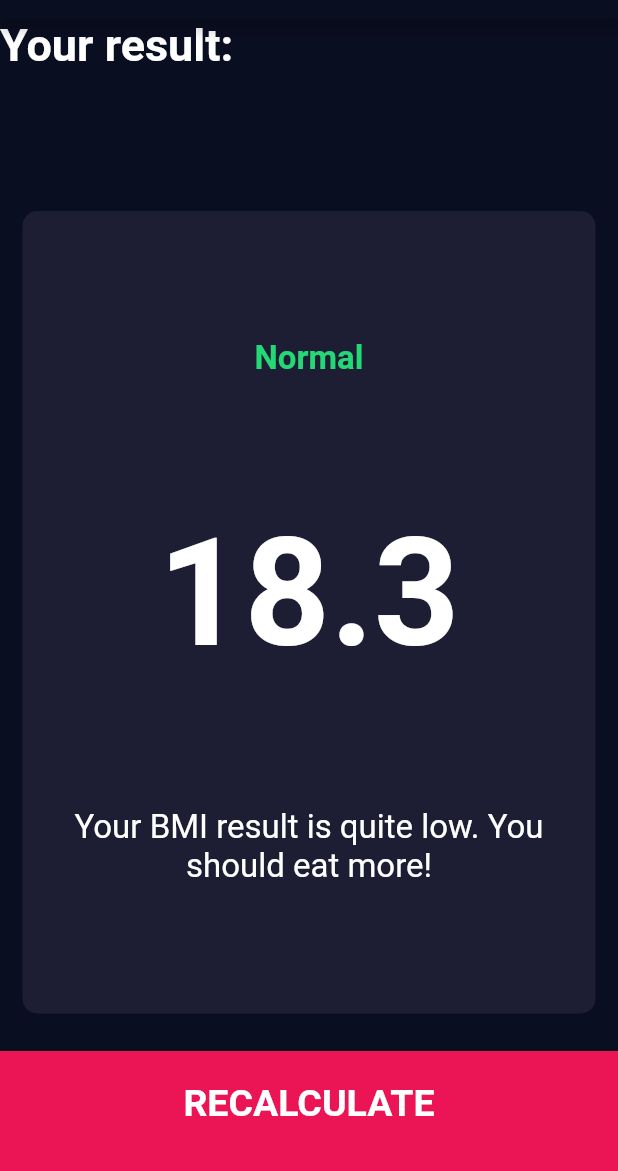
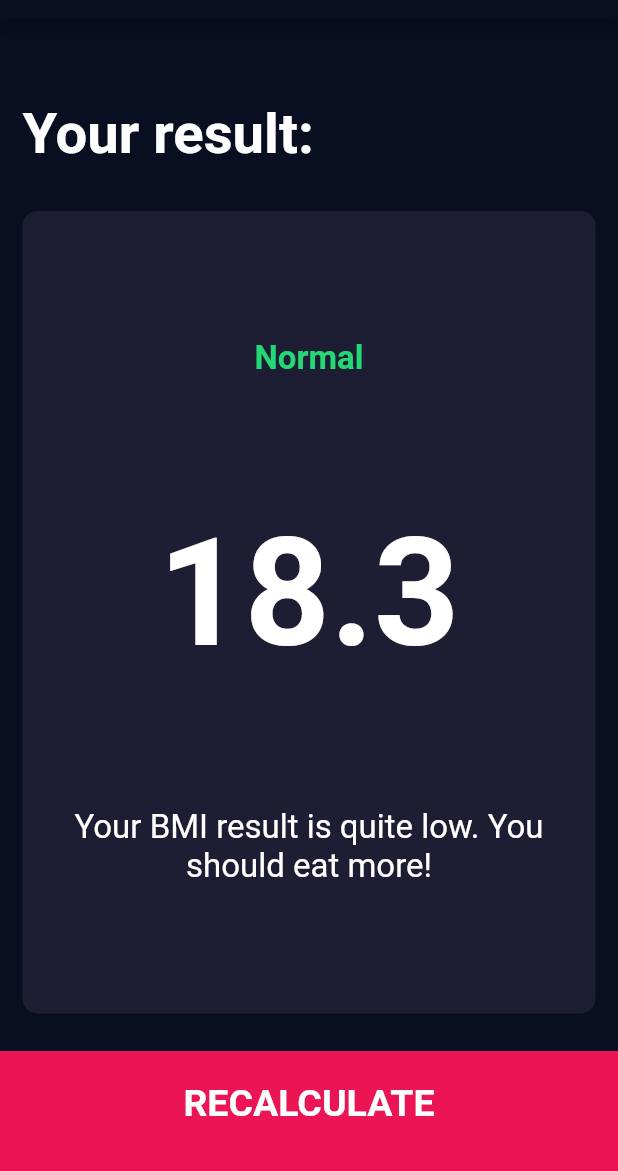
Before and after one commit to leetrent/bmi-calculator-flutter, a Flutter app: the ResultsPage screen opened by its route, on a phone screen of 412 x 824 dp, the part 65-1236 px from its top. Run offline on Flutter 3.47's test engine with Material 2 defaults, Android fonts, the phone set to English and light mode, and no system bars; our stand-ins replace font_awesome_flutter.

Commit message:
Formats title in results page

```diff
--- a/lib/constants.dart
+++ b/lib/constants.dart
@@ -21,7 +21,7 @@ const kLargeButtonTextStyle = TextStyle(
 );
 
 const kTitleTextStyle = TextStyle(
-  fontSize: 30.0,
+  fontSize: 37.5,
   fontWeight: FontWeight.bold,
 );
 
--- a/lib/screens/results_page.dart
+++ b/lib/screens/results_page.dart
@@ -17,6 +17,8 @@ class ResultsPage extends StatelessWidget {
         children: <Widget>[
           Expanded(
             child: Container(
+              padding: EdgeInsets.all(15.0),
+              alignment: Alignment.bottomLeft,
               child: Text(
                 'Your result:',
                 style: kTitleTextStyle,
```
